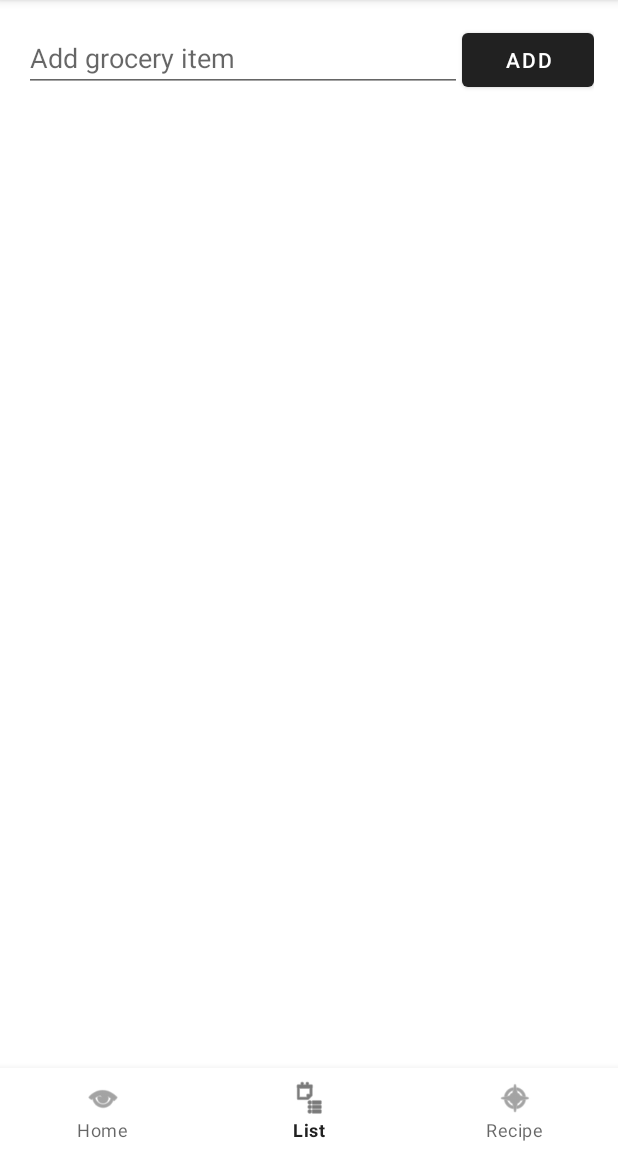
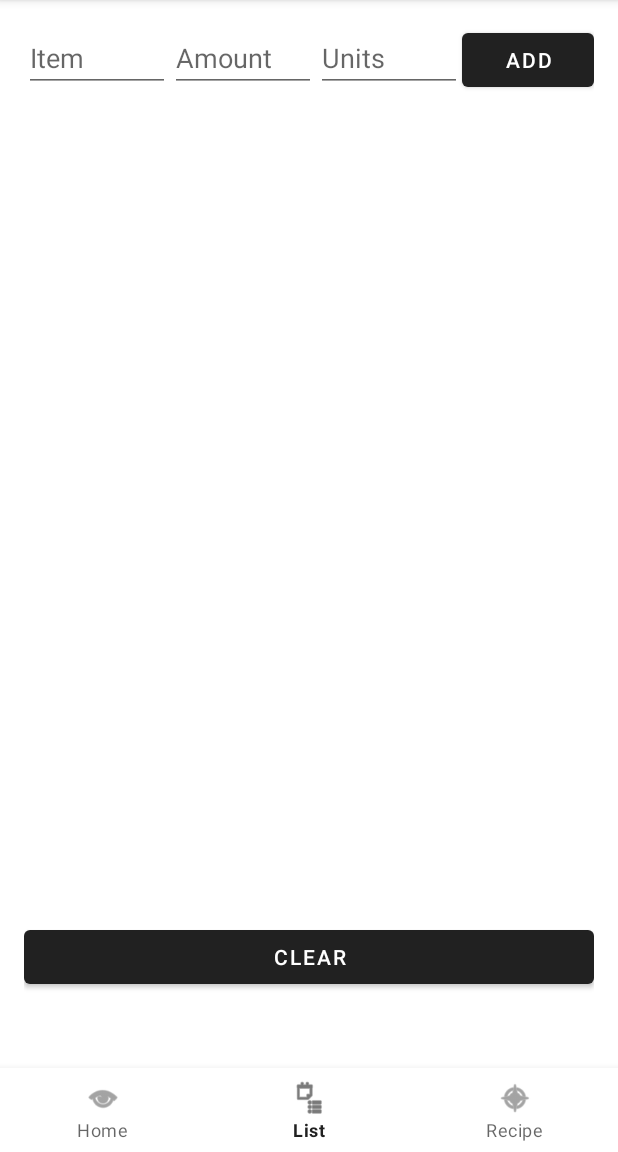
Before and after one commit to kirkto7/grocerease, an Android app built with Jetpack Compose: the ListFragment screen opened through its navigation route, on a phone screen of 412 x 824 dp, the part 84-1236 px from its top. Run offline under Robolectric (Android 15) with nearby library versions, the phone set to English and light mode, and no system bars; our stand-ins replace Room's generated code, navigation-ui.

Commit message:
fixed bug and added grocery list clearing

```diff
--- a/app/src/main/java/edu/msoe/grocerease/fragments/ListFragment.kt
+++ b/app/src/main/java/edu/msoe/grocerease/fragments/ListFragment.kt
@@ -23,7 +23,11 @@ import kotlinx.coroutines.launch
 class ListFragment : Fragment() {
     private lateinit var recyclerView: RecyclerView
     private lateinit var editTextItem: EditText
+    private lateinit var editTextItem2: EditText
+    private lateinit var editTextItem3: EditText
     private lateinit var addButton: Button
+    private lateinit var clearButton: Button
+
     private lateinit var adapter: GroceryAdapter
     private val groceryList = mutableListOf<GroceryItem>()
     private val viewModel: MainViewModel by viewModels()
@@ -47,7 +51,10 @@ class ListFragment : Fragment() {
 
         recyclerView = binding.groceryRecyclerView
         editTextItem = binding.editTextItem
+        editTextItem2 = binding.editTextItem2
+        editTextItem3 = binding.editTextItem3
         addButton = binding.buttonAddItem
+        clearButton = binding.clearButton
 
         adapter = GroceryAdapter(groceryList) { index, isChecked ->
             groceryList[index].isChecked = isChecked
@@ -56,7 +63,31 @@ class ListFragment : Fragment() {
         recyclerView.adapter = adapter
         recyclerView.layoutManager = LinearLayoutManager(requireContext())
 
-        // Rebuild grocery items from arguments if available
+        displayIngredients(adapter)
+
+        addButton.setOnClickListener {
+            val itemName = editTextItem.text.toString().trim()
+            val amount = editTextItem2.text.toString().trim()
+            val units = editTextItem3.text.toString().trim()
+            if (itemName.isNotEmpty()) {
+                groceryList.add(GroceryItem(name = itemName, amount = amount.toDouble(), units = units))
+                adapter.notifyItemInserted(groceryList.size - 1)
+                editTextItem.text.clear()
+                editTextItem2.text.clear()
+                editTextItem3.text.clear()
+            }
+        }
+
+        clearButton.setOnClickListener {
+            lifecycleScope.launch {
+                viewModel.resetAllIngredientsDisplayed()
+                groceryList.clear()
+                displayIngredients(adapter)
+            }
+        }
+    }
+
+    fun displayIngredients(adapter: GroceryAdapter) {
         lifecycleScope.launch {
             val ingredients = viewModel.getDisplayedIngredients()
             for (i in ingredients) {
@@ -70,22 +101,5 @@ class ListFragment : Fragment() {
             }
             adapter.notifyDataSetChanged()
         }
-
-        addButton.setOnClickListener {
-            val itemName = editTextItem.text.toString().trim()
-            if (itemName.isNotEmpty()) {
-                groceryList.add(GroceryItem(name = itemName, amount = 1.0, units = ""))
-                adapter.notifyItemInserted(groceryList.size - 1)
-                editTextItem.text.clear()
-            }
-        }
-    }
-
-        fun addItemsToGroceryList(ingredients: List<String>) {
-            ingredients.forEach { ingredient ->
-                // Here, you can parse ingredient text if needed, e.g., separate name, amount, etc.
-                groceryList.add(GroceryItem(ingredient, amount = 0.0, units = "")) // Assuming simple ingredient name for now
-            }
-            adapter.notifyDataSetChanged() // Refresh RecyclerView
     }
 }
--- a/app/src/main/java/edu/msoe/grocerease/fragments/RecipeDetailFragment.kt
+++ b/app/src/main/java/edu/msoe/grocerease/fragments/RecipeDetailFragment.kt
@@ -16,6 +16,7 @@ import edu.msoe.grocerease.MainViewModel
 import edu.msoe.grocerease.R
 import edu.msoe.grocerease.databinding.FragmentRecipeDetailBinding
 import edu.msoe.grocerease.entities.Ingredient
+import com.google.android.material.bottomnavigation.BottomNavigationView
 import edu.msoe.grocerease.entities.RecipeWithIngredients
 
 import kotlinx.coroutines.launch
@@ -81,8 +82,9 @@ class RecipeDetailFragment : Fragment() {
                         viewModel.markIngredientsAsDisplayed(ingredientIds)
                     }
 
-                    findNavController().navigate(RecipeDetailFragmentDirections.
-                    actionRecipeDetailFragmentToListFragment())
+                    val bottomNav = requireActivity().findViewById<BottomNavigationView>(R.id.bottom_navigation)
+                    bottomNav.selectedItemId = R.id.listFragment
+
                 }
             }
 
--- a/app/src/main/res/layout/fragment_list.xml
+++ b/app/src/main/res/layout/fragment_list.xml
@@ -15,22 +15,43 @@
         <EditText
             android:id="@+id/editTextItem"
             android:layout_width="0dp"
+            android:layout_height="wrap_content"
             android:layout_weight="1"
+            android:hint="Item" />
+
+        <EditText
+            android:id="@+id/editTextItem2"
+            android:layout_width="0dp"
             android:layout_height="wrap_content"
-            android:hint="Add grocery item" />
+            android:layout_weight="1"
+            android:hint="Amount"
+            android:inputType="number|numberDecimal" />
+
+        <EditText
+            android:id="@+id/editTextItem3"
+            android:layout_width="0dp"
+            android:layout_height="wrap_content"
+            android:layout_weight="1"
+            android:hint="Units" />
 
         <Button
             android:id="@+id/buttonAddItem"
             android:layout_width="wrap_content"
             android:layout_height="wrap_content"
             android:text="Add" />
+
     </LinearLayout>
 
     <!-- RecyclerView for the list -->
     <androidx.recyclerview.widget.RecyclerView
         android:id="@+id/groceryRecyclerView"
         android:layout_width="match_parent"
-        android:layout_height="0dp"
-        android:layout_weight="1"
-        android:paddingTop="12dp"/>
+        android:layout_height="550dp"
+        android:paddingTop="12dp" />
+
+    <Button
+        android:id="@+id/clearButton"
+        android:layout_width="match_parent"
+        android:layout_height="wrap_content"
+        android:text="Clear" />
 </LinearLayout>
--- a/app/src/main/res/navigation/nav_graph.xml
+++ b/app/src/main/res/navigation/nav_graph.xml
@@ -13,19 +13,20 @@
     <fragment
         android:id="@+id/listFragment"
         android:name="edu.msoe.grocerease.fragments.ListFragment"
-        tools:layout="@layout/fragment_list">
-    </fragment>
+        tools:layout="@layout/fragment_list"/>
 
 
     <fragment
         android:id="@+id/recipeFragment"
         android:name="edu.msoe.grocerease.fragments.RecipeFragment"
         android:label="Deals" />
+
     <fragment
         android:id="@+id/savedRecipesFragment"
         android:name="edu.msoe.grocerease.fragments.SavedRecipesFragment"
         android:label="Saved Recipes"
         tools:layout="@layout/fragment_saved_recipes" />
+
     <fragment
         android:id="@+id/recipeDetailFragment"
         android:name="edu.msoe.grocerease.fragments.RecipeDetailFragment"
@@ -34,9 +35,6 @@
         <argument
             android:name="recipeId"
             app:argType="java.util.UUID" />
-        <action
-            android:id="@+id/action_recipeDetailFragment_to_listFragment"
-            app:destination="@id/listFragment"/>
     </fragment>
 
 
```
Also changed, not shown: app/src/main/java/edu/msoe/grocerease/MainActivity.kt (+0 -16 lines).
